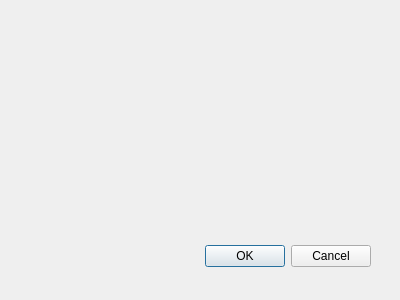
First picture: the form in widgets/homing_dialog.ui, repository IRMA-LAB/cable_robot, before the edit.
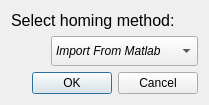
Second picture: the form after the edit. Icons and pictures are not drawn.

Commit message: adding signals-slots + basic calib & homing widgets

```diff
--- a/widgets/homing_dialog.ui
+++ b/widgets/homing_dialog.ui
@@ -6,10 +6,16 @@
    <rect>
     <x>0</x>
     <y>0</y>
-    <width>400</width>
-    <height>300</height>
+    <width>290</width>
+    <height>105</height>
    </rect>
   </property>
+  <property name="sizePolicy">
+   <sizepolicy hsizetype="Fixed" vsizetype="Fixed">
+    <horstretch>0</horstretch>
+    <verstretch>0</verstretch>
+   </sizepolicy>
+  </property>
   <property name="windowTitle">
    <string>Homing Window</string>
   </property>
@@ -17,22 +23,88 @@
    <iconset resource="../resources/resources.qrc">
     <normaloff>:/img/img/grab.jpg</normaloff>:/img/img/grab.jpg</iconset>
   </property>
-  <widget class="QDialogButtonBox" name="buttonBox">
-   <property name="geometry">
-    <rect>
-     <x>30</x>
-     <y>240</y>
-     <width>341</width>
-     <height>32</height>
-    </rect>
+  <layout class="QVBoxLayout" name="verticalLayout">
+   <property name="sizeConstraint">
+    <enum>QLayout::SetFixedSize</enum>
    </property>
-   <property name="orientation">
-    <enum>Qt::Horizontal</enum>
-   </property>
-   <property name="standardButtons">
-    <set>QDialogButtonBox::Cancel|QDialogButtonBox::Ok</set>
-   </property>
-  </widget>
+   <item>
+    <widget class="QLabel" name="label">
+     <property name="font">
+      <font>
+       <pointsize>12</pointsize>
+      </font>
+     </property>
+     <property name="text">
+      <string>Select homing method:</string>
+     </property>
+    </widget>
+   </item>
+   <item>
+    <layout class="QHBoxLayout" name="horizontalLayout">
+     <item>
+      <spacer name="horizontalSpacer">
+       <property name="orientation">
+        <enum>Qt::Horizontal</enum>
+       </property>
+       <property name="sizeHint" stdset="0">
+        <size>
+         <width>40</width>
+         <height>20</height>
+        </size>
+       </property>
+      </spacer>
+     </item>
+     <item>
+      <widget class="QComboBox" name="comboBox_homingMethod">
+       <property name="minimumSize">
+        <size>
+         <width>0</width>
+         <height>30</height>
+        </size>
+       </property>
+       <property name="font">
+        <font>
+         <italic>true</italic>
+        </font>
+       </property>
+       <property name="sizeAdjustPolicy">
+        <enum>QComboBox::AdjustToContents</enum>
+       </property>
+       <item>
+        <property name="text">
+         <string>Import From Matlab</string>
+        </property>
+       </item>
+       <item>
+        <property name="text">
+         <string>Internal</string>
+        </property>
+       </item>
+       <item>
+        <property name="text">
+         <string>Vision-based</string>
+        </property>
+       </item>
+       <item>
+        <property name="text">
+         <string>Sensor Fusion-based</string>
+        </property>
+       </item>
+      </widget>
+     </item>
+    </layout>
+   </item>
+   <item>
+    <widget class="QDialogButtonBox" name="buttonBox">
+     <property name="orientation">
+      <enum>Qt::Horizontal</enum>
+     </property>
+     <property name="standardButtons">
+      <set>QDialogButtonBox::Cancel|QDialogButtonBox::Ok</set>
+     </property>
+    </widget>
+   </item>
+  </layout>
  </widget>
  <resources>
   <include location="../resources/resources.qrc"/>
```
The commit also changes 12 other files.
